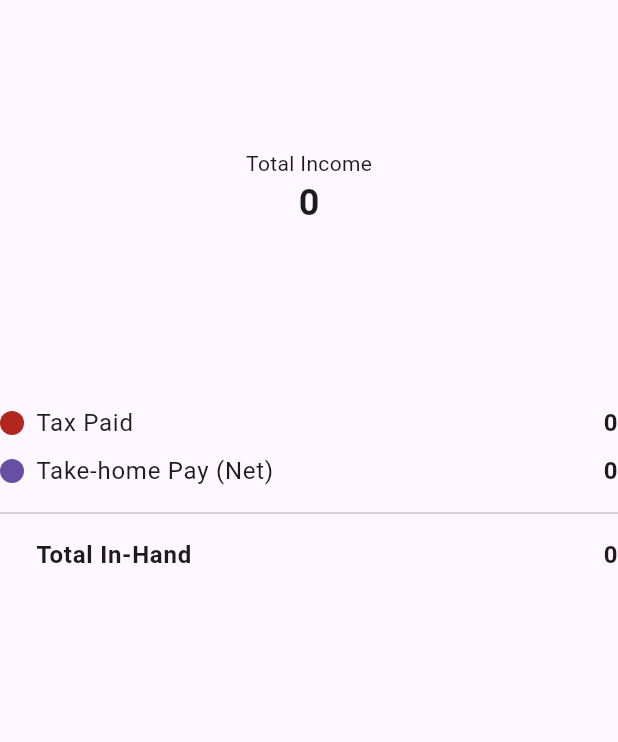
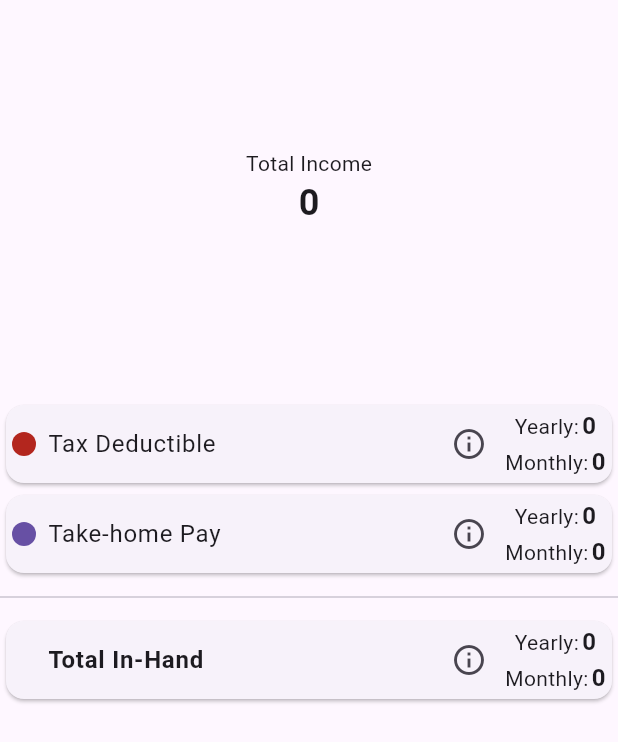
Before and after one commit to ashiqaliaslam/tax_calculator, a Flutter app: the FinalBreakdownChart widget shown alone on an empty page, opened directly with empty values, on a phone screen of 412 x 824 dp. Shown: the top 742 px of the screen. Run offline on Flutter 3.47's test engine with Material 3 defaults, Android fonts, the phone set to English and light mode, and no system bars; drawn by our look-alikes of fl_chart.

Commit message:
almost complete v01

```diff
--- a/lib/currency_formatter.dart
+++ b/lib/currency_formatter.dart
@@ -7,7 +7,7 @@ class CurrencyFormatter {
     locale: 'en_PK',
     // symbol: 'PKR ',
     symbol: '',
-    decimalDigits: 2,
+    decimalDigits: 1,
   );
 
   // Formatter for whole numbers (integers).
@@ -34,6 +34,10 @@ class CurrencyFormatter {
     }
   }
 
+  static String formatNoDecimal(double value) {
+    return _integerCurrencyFormat.format(value);
+  }
+
   /// Parses a string (which may contain currency symbols and commas) into a double.
   /// It safely handles both formatted ("PKR 1,234.56") and unformatted ("1234.56") input.
   static double parse(String text) {
--- a/lib/currency_input_formatter.dart
+++ b/lib/currency_input_formatter.dart
@@ -59,8 +59,8 @@ class RealtimeCurrencyInputFormatter extends TextInputFormatter {
     );
 
     if (fractionalPart != null) {
-      final truncatedFractional = fractionalPart.length > 2
-          ? fractionalPart.substring(0, 2)
+      final truncatedFractional = fractionalPart.length > 1
+          ? fractionalPart.substring(0, 1)
           : fractionalPart;
       return '$formattedIntegerPart.$truncatedFractional';
     } else {
--- a/lib/widgets/final_breakdown_chart.dart
+++ b/lib/widgets/final_breakdown_chart.dart
@@ -95,25 +95,45 @@ class _FinalBreakdownChartState extends State<FinalBreakdownChart> {
         // Legend
         _IndicatorRow(
           color: taxColor,
-          label: 'Tax Paid',
-          value: CurrencyFormatter.format(widget.taxDeduction),
+          label: 'Tax Deductible',
+          infoMessage:
+              """Tax Deductible under section 149 (specified in the Income Tax Ordinance,
+
+On account of Salary,""",
+          value: CurrencyFormatter.formatNoDecimal(widget.taxDeduction),
+          monthlyValue: CurrencyFormatter.formatNoDecimal(
+            widget.taxDeduction / 12,
+          ),
         ),
         _IndicatorRow(
           color: takeHomeColor,
-          label: 'Take-home Pay (Net)',
-          value: CurrencyFormatter.format(widget.takeHomePay),
+          label: 'Take-home Pay',
+          infoMessage:
+              'This Take-home pay is calculated on default tax slabs (means this calculation is without Tax Credit due to VPS investment)',
+          value: CurrencyFormatter.formatNoDecimal(widget.takeHomePay),
+          monthlyValue: CurrencyFormatter.formatNoDecimal(
+            widget.takeHomePay / 12,
+          ),
         ),
         if (widget.taxRebate > 0)
           _IndicatorRow(
             color: rebateColor,
             label: 'Tax Rebate',
-            value: CurrencyFormatter.format(widget.taxRebate),
+            infoMessage:
+                'As per Section 63 of the Income Tax Ordinance, 2001, you can claim a tax credit on investments made in a Voluntary Pension Scheme (VPS). This credit directly reduces your final tax liability, promoting savings for retirement.',
+            value: CurrencyFormatter.formatNoDecimal(widget.taxRebate),
+            monthlyValue: CurrencyFormatter.formatNoDecimal(
+              widget.taxRebate / 12,
+            ),
           ),
         const Divider(height: 24),
         _IndicatorRow(
           color: Colors.transparent, // No color dot for the total
           label: 'Total In-Hand',
-          value: CurrencyFormatter.format(totalInHand),
+          infoMessage:
+              'In-Hand = Take-home Pay + Tax Credit (Tax Credit due to Investment in VPS)',
+          value: CurrencyFormatter.formatNoDecimal(totalInHand),
+          monthlyValue: CurrencyFormatter.formatNoDecimal(totalInHand / 12),
           isBold: true,
         ),
       ],
@@ -196,13 +216,17 @@ class _IndicatorRow extends StatelessWidget {
   final Color color;
   final String label;
   final String value;
+  final String monthlyValue;
   final bool isBold;
+  final String infoMessage;
 
   const _IndicatorRow({
     required this.color,
     required this.label,
     required this.value,
+    required this.monthlyValue,
     this.isBold = false,
+    required this.infoMessage,
   });
 
   @override
@@ -210,8 +234,9 @@ class _IndicatorRow extends StatelessWidget {
     final style = Theme.of(context).textTheme.bodyLarge?.copyWith(
       fontWeight: isBold ? FontWeight.bold : FontWeight.normal,
     );
-    return Padding(
-      padding: const EdgeInsets.symmetric(vertical: 4.0),
+    return Card(
+      child: Padding(
+        padding: const EdgeInsets.symmetric(vertical: 2, horizontal: 4),
         child: Row(
           children: [
             Container(
@@ -221,8 +246,52 @@ class _IndicatorRow extends StatelessWidget {
             ),
             const SizedBox(width: 8),
             Expanded(child: Text(label, style: style)),
-          Text(value, style: style?.copyWith(fontWeight: FontWeight.bold)),
+            IconButton(
+              onPressed: () {
+                showDialog(
+                  context: context,
+                  builder: (context) {
+                    return AlertDialog(
+                      title: Text(label),
+                      content: Text(infoMessage),
+                      actions: [
+                        ElevatedButton(
+                          onPressed: () => Navigator.pop(context),
+                          child: Text('Close'),
+                        ),
                       ],
+                    );
+                  },
+                );
+              },
+              icon: Icon(Icons.info_outline),
+            ),
+            Column(
+              children: [
+                Row(
+                  children: [
+                    Text('Yearly:'),
+                    SizedBox(width: 2),
+                    Text(
+                      value,
+                      style: style?.copyWith(fontWeight: FontWeight.bold),
+                    ),
+                  ],
+                ),
+                Row(
+                  children: [
+                    Text('Monthly:'),
+                    SizedBox(width: 2),
+                    Text(
+                      monthlyValue,
+                      style: style?.copyWith(fontWeight: FontWeight.bold),
+                    ),
+                  ],
+                ),
+              ],
+            ),
+          ],
+        ),
       ),
     );
   }
--- a/pubspec.yaml
+++ b/pubspec.yaml
@@ -37,6 +37,7 @@ dependencies:
   provider: ^6.1.5
   intl: ^0.20.2
   fl_chart: ^1.0.0
+  url_launcher: ^6.3.2
 
 dev_dependencies:
   flutter_test:
```
Also changed, not shown: lib/income_calculator_screen.dart (+56 -0 lines), pubspec.lock, 17 other files. Lines whose indentation alone changed are shown as unchanged.
